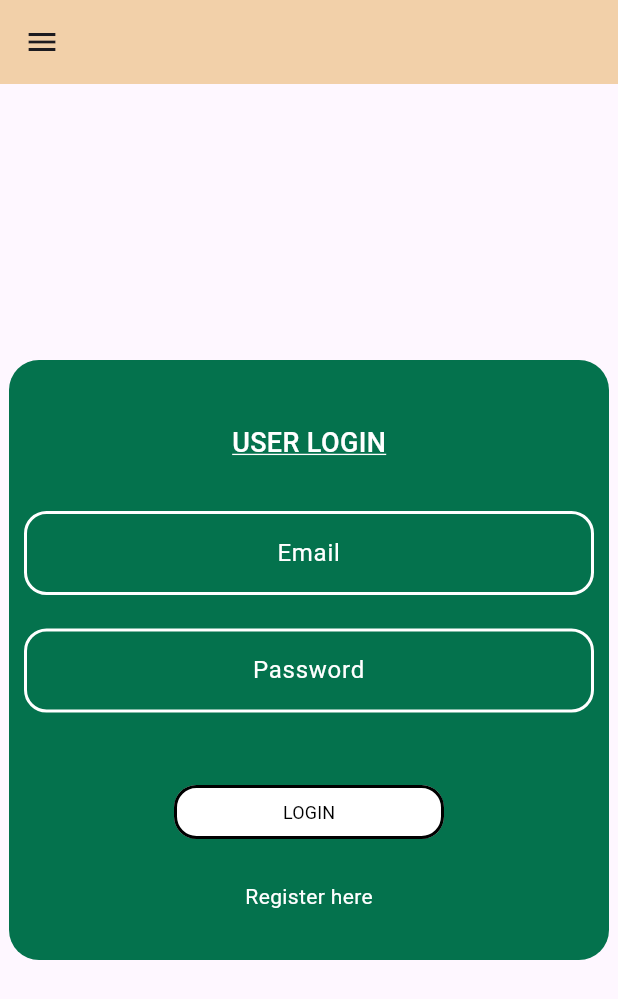
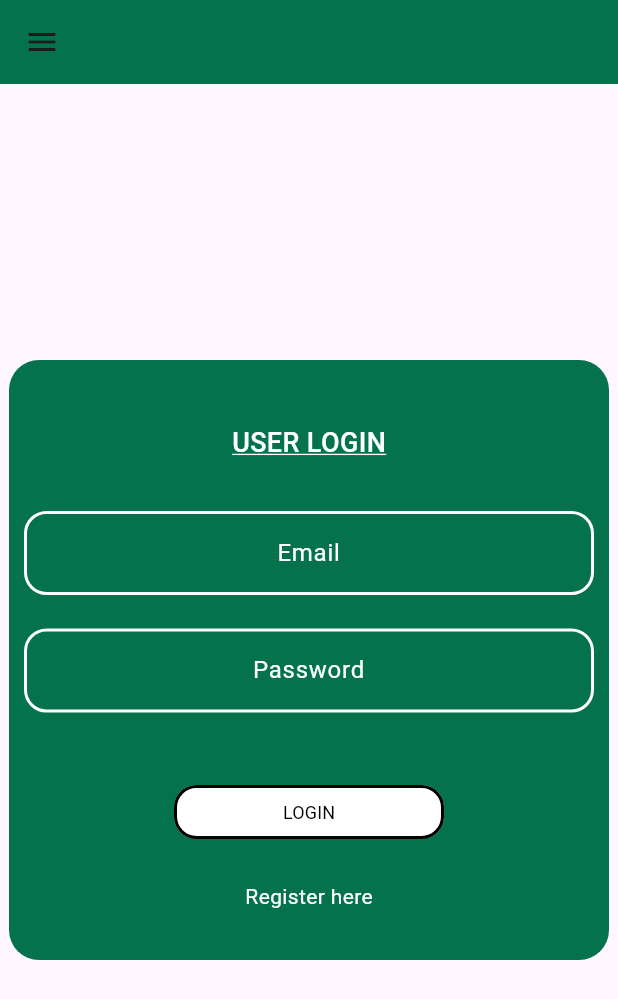
Before and after one commit to russellandrady/budgetplanner_flutter_app, a Flutter app: the screen it shows after launch, on a phone screen of 412 x 824 dp. Shown: the top 999 px of the screen. Run offline on Flutter 3.47's test engine with Material 3 defaults, Android fonts, the phone set to English and light mode, and no system bars; our stand-ins replace firebase_auth, firebase_core, flutter_slidable, fluttertoast; accounts and stored records are empty.

Commit message:
appbar color changed

```diff
--- a/lib/utils/appbar.dart
+++ b/lib/utils/appbar.dart
@@ -8,7 +8,7 @@ class CustomAppbar extends StatelessWidget implements PreferredSizeWidget {
   @override
   Widget build(BuildContext context) {
     return AppBar(
-      backgroundColor: Theme.of(context).primaryColorDark,
+      backgroundColor: Theme.of(context).primaryColor,
       title: const Center(),
       actions: showLogoutuButton
           ? [
```
